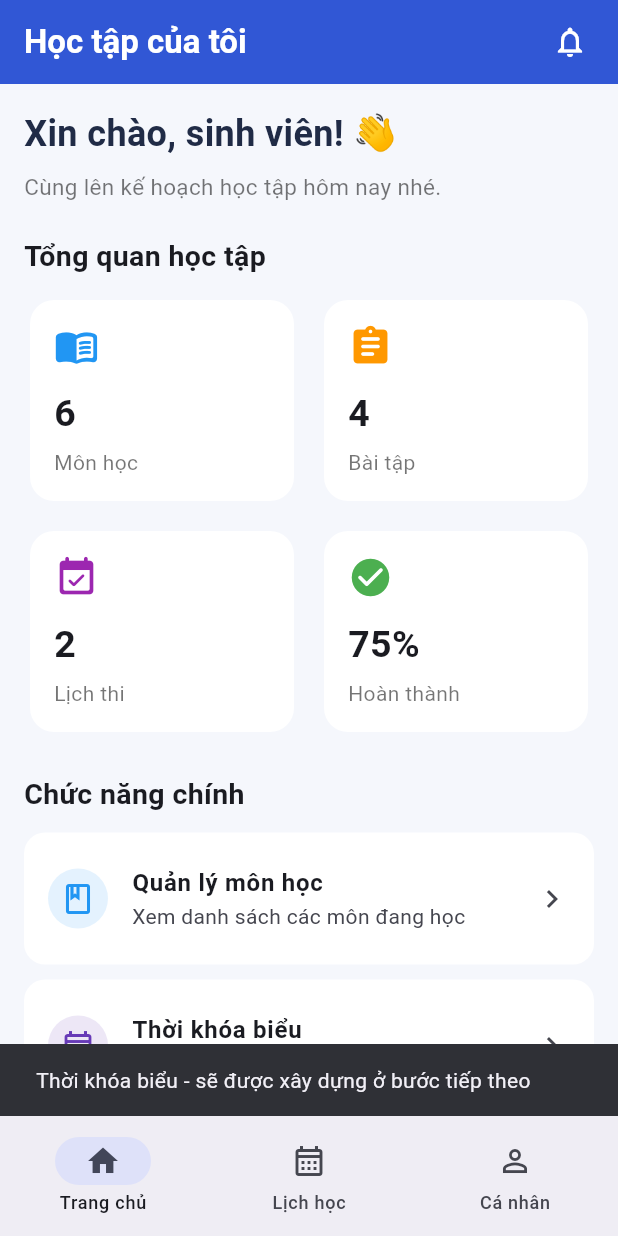
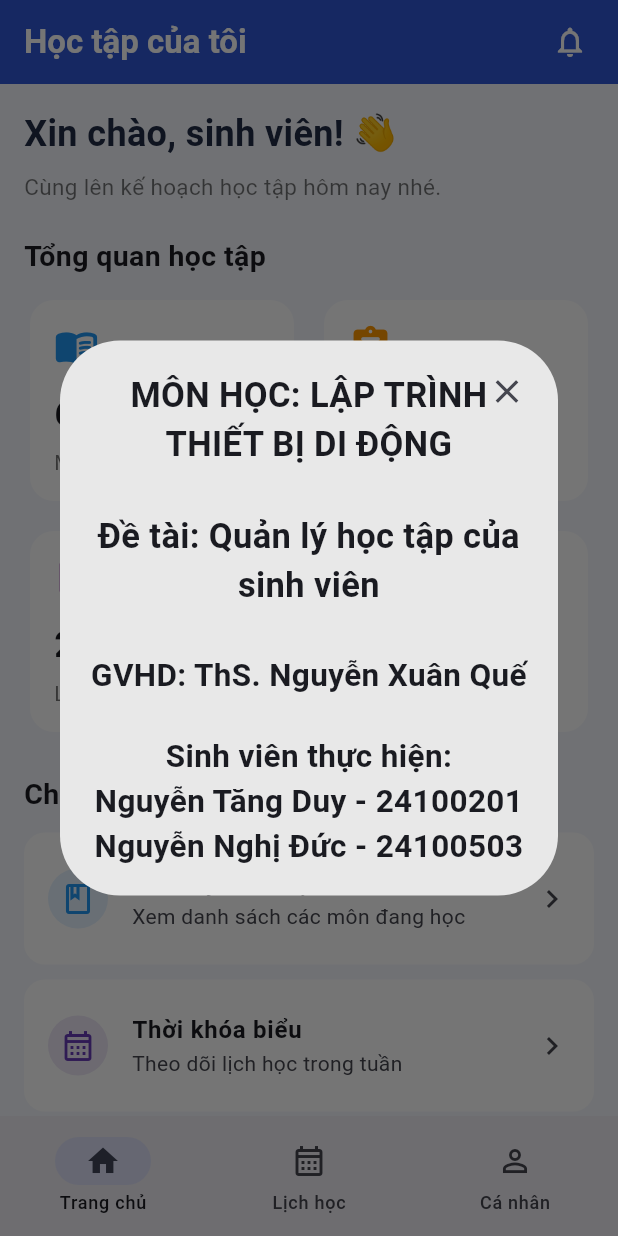
Before and after one commit to DUY24100201/quan-ly-hoc-tap-sinh-vien, a Flutter app: the screen it shows after launch, after a tap on "Thời khóa biểu", on a phone screen of 412 x 824 dp. Run offline on Flutter 3.47's test engine with Material 3 defaults, Android fonts, the phone set to English and light mode, and no system bars.

Commit message:
Connect course management screen

```diff
--- a/lib/main.dart
+++ b/lib/main.dart
@@ -1,4 +1,6 @@
 import 'package:flutter/material.dart';
+
+import 'man_hinh_mon_hoc.dart';
 
 void main() {
   runApp(const MyApp());
@@ -22,8 +24,120 @@ class MyApp extends StatelessWidget {
   }
 }
 
-class TrangChu extends StatelessWidget {
+class TrangChu extends StatefulWidget {
   const TrangChu({super.key});
+
+  @override
+  State<TrangChu> createState() => _TrangChuState();
+}
+
+class _TrangChuState extends State<TrangChu> {
+  @override
+  void initState() {
+    super.initState();
+
+    // Hiện box thông tin khi mở trang chủ
+    WidgetsBinding.instance.addPostFrameCallback((_) {
+      hienThiThongTin();
+    });
+  }
+
+  // Hàm hiển thị box thông tin
+
+  void hienThiThongTin() {
+    showDialog(
+      context: context,
+      barrierDismissible: false,
+      builder: (context) {
+        return AlertDialog(
+          backgroundColor: const Color(0xFFE8E8E8),
+          shape: RoundedRectangleBorder(
+            borderRadius: BorderRadius.circular(40),
+          ),
+          contentPadding: const EdgeInsets.all(20),
+          content: SizedBox(
+            width: 600,
+            height: 330,
+            child: Stack(
+              children: [
+                const Center(
+                  child: Column(
+                    mainAxisAlignment: MainAxisAlignment.center,
+                    children: [
+                      Text(
+                        'MÔN HỌC: LẬP TRÌNH THIẾT BỊ DI ĐỘNG',
+                        textAlign: TextAlign.center,
+                        style: TextStyle(
+                          fontSize: 23,
+                          fontWeight: FontWeight.bold,
+                        ),
+                      ),
+                      SizedBox(height: 28),
+                      Text(
+                        'Đề tài: Quản lý học tập của sinh viên',
+                        textAlign: TextAlign.center,
+                        style: TextStyle(
+                          fontSize: 23,
+                          fontWeight: FontWeight.bold,
+                        ),
+                      ),
+                      SizedBox(height: 28),
+                      Text(
+                        'GVHD: ThS. Nguyễn Xuân Quế',
+                        textAlign: TextAlign.center,
+                        style: TextStyle(
+                          fontSize: 21,
+                          fontWeight: FontWeight.bold,
+                        ),
+                      ),
+                      SizedBox(height: 24),
+                      Text(
+                        'Sinh viên thực hiện:',
+                        textAlign: TextAlign.center,
+                        style: TextStyle(
+                          fontSize: 21,
+                          fontWeight: FontWeight.bold,
+                        ),
+                      ),
+                      Text(
+                        'Nguyễn Tăng Duy - 24100201',
+                        textAlign: TextAlign.center,
+                        style: TextStyle(
+                          fontSize: 21,
+                          fontWeight: FontWeight.bold,
+                        ),
+                      ),
+                      Text(
+                        'Nguyễn Nghị Đức - 24100503',
+                        textAlign: TextAlign.center,
+                        style: TextStyle(
+                          fontSize: 21,
+                          fontWeight: FontWeight.bold,
+                        ),
+                      ),
+                    ],
+                  ),
+                ),
+
+                // Nút X ở góc trên bên phải
+                Positioned(
+                  top: -10,
+                  right: -10,
+                  child: IconButton(
+                    onPressed: () {
+                      Navigator.pop(context);
+                    },
+                    icon: const Icon(Icons.close, size: 26),
+                    tooltip: 'Đóng',
+                  ),
+                ),
+              ],
+            ),
+          ),
+        );
+      },
+    );
+  }
 
   @override
   Widget build(BuildContext context) {
@@ -132,35 +246,42 @@ class TrangChu extends StatelessWidget {
               tieuDe: 'Quản lý môn học',
               moTa: 'Xem danh sách các môn đang học',
               mau: Colors.blue,
-              onTap: () => _thongBao(context, 'Quản lý môn học'),
+              onTap: () {
+                Navigator.push(
+                  context,
+                  MaterialPageRoute(
+                    builder: (context) => const ManHinhMonHoc(),
+                  ),
+                );
+              },
             ),
             TheChucNang(
               icon: Icons.calendar_month_outlined,
               tieuDe: 'Thời khóa biểu',
               moTa: 'Theo dõi lịch học trong tuần',
               mau: Colors.deepPurple,
-              onTap: () => _thongBao(context, 'Thời khóa biểu'),
+              onTap: () => _thongBao('Thời khóa biểu'),
             ),
             TheChucNang(
               icon: Icons.assignment_outlined,
               tieuDe: 'Bài tập và nhiệm vụ',
               moTa: 'Theo dõi bài tập cần hoàn thành',
               mau: Colors.orange,
-              onTap: () => _thongBao(context, 'Bài tập và nhiệm vụ'),
+              onTap: () => _thongBao('Bài tập và nhiệm vụ'),
             ),
             TheChucNang(
               icon: Icons.edit_calendar_outlined,
               tieuDe: 'Lịch thi',
               moTa: 'Xem lịch kiểm tra và lịch thi',
               mau: Colors.green,
-              onTap: () => _thongBao(context, 'Lịch thi'),
+              onTap: () => _thongBao('Lịch thi'),
             ),
             TheChucNang(
               icon: Icons.groups_outlined,
               tieuDe: 'Thông tin nhóm',
               moTa: 'Xem thông tin các thành viên',
               mau: Colors.pink,
-              onTap: () => _thongBao(context, 'Thông tin nhóm'),
+              onTap: () => _thongBao('Thông tin nhóm'),
             ),
 
             const SizedBox(height: 20),
@@ -194,14 +315,15 @@ class TrangChu extends StatelessWidget {
         ],
         onDestinationSelected: (index) {
           if (index != 0) {
-            _thongBao(context, index == 1 ? 'Lịch học' : 'Thông tin cá nhân');
+            _thongBao(index == 1 ? 'Lịch học' : 'Thông tin cá nhân');
           }
         },
       ),
     );
   }
 
-  static void _thongBao(BuildContext context, String noiDung) {
+  // Hàm thông báo khi chọn chức năng
+  void _thongBao(String noiDung) {
     ScaffoldMessenger.of(context).showSnackBar(
       SnackBar(content: Text('$noiDung - sẽ được xây dựng ở bước tiếp theo')),
     );
```
Also changed, not shown: lib/man_hinh_mon_hoc.dart (added, +105 -0 lines).
